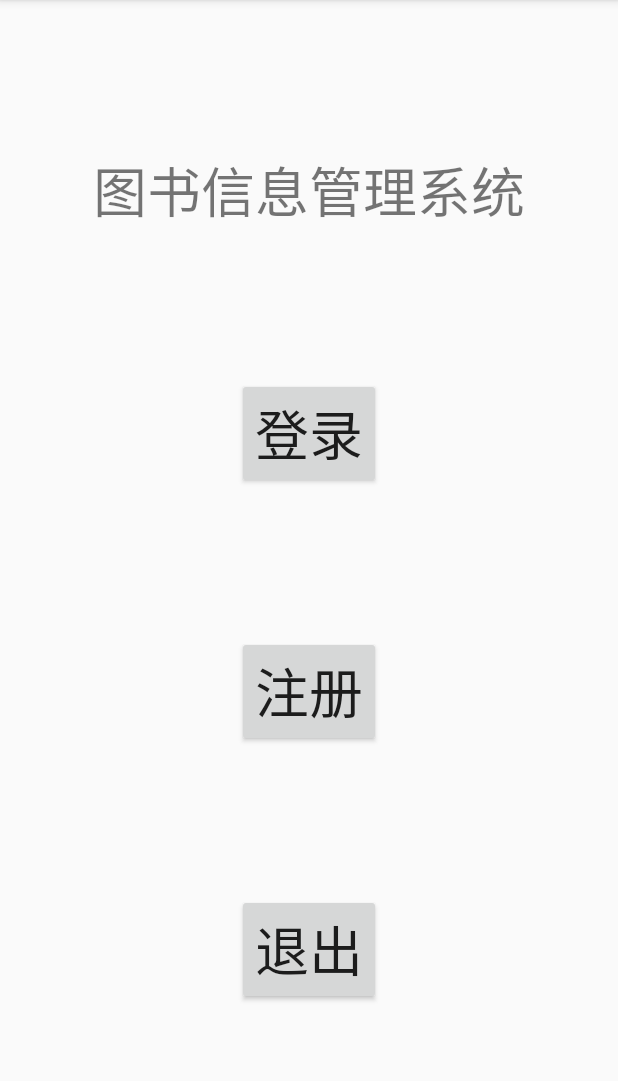
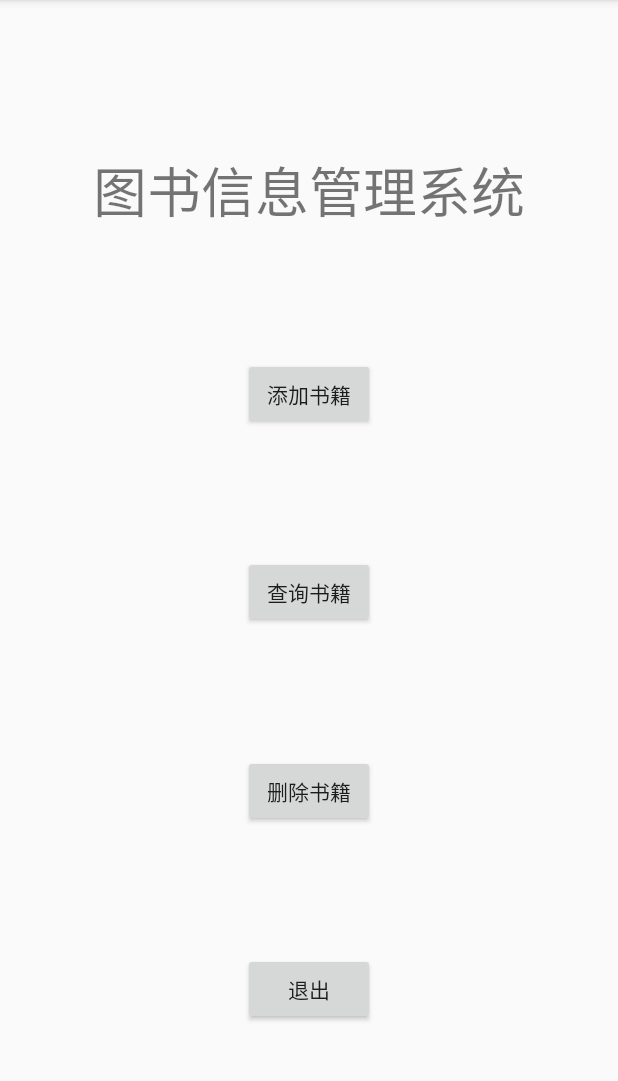
Before and after one commit to q524936601/Library, an Android app: the screen it shows after launch (MainActivity), on a phone screen of 412 x 824 dp, the part 84-1165 px from its top. Run offline under Robolectric (Android 15) with nearby library versions, the phone set to English and light mode, and no system bars.

Commit message:
新上传界面

```diff
--- a/app/src/main/java/com/example/stu/library/ChaXunActivity.java
+++ b/app/src/main/java/com/example/stu/library/ChaxunActivity.java
@@ -3,7 +3,7 @@ package com.example.stu.library;
 import android.support.v7.app.AppCompatActivity;
 import android.os.Bundle;
 
-public class ChaXunActivity extends AppCompatActivity {
+public class ChaxunActivity extends AppCompatActivity {
 
     @Override
     protected void onCreate(Bundle savedInstanceState) {
--- a/app/src/main/java/com/example/stu/library/MainActivity.java
+++ b/app/src/main/java/com/example/stu/library/MainActivity.java
@@ -8,29 +8,15 @@ import android.view.View;
 import android.widget.Button;
 
 public class MainActivity extends AppCompatActivity {
-    Button btndenglu,btnzhuce,btnexit;
+    Button btnexit;
 
     @Override
     protected void onCreate(Bundle savedInstanceState) {
         super.onCreate(savedInstanceState);
         setContentView(R.layout.activity_main);
 
-        btndenglu=findViewById(R.id.btn_main_denglu);
-        btndenglu.setOnClickListener(new View.OnClickListener() {
-            @Override
-            public void onClick(View v) {
-                Intent intent=new Intent(MainActivity.this,dengluActivity.class);
-                startActivity(intent);
-            }
-        });
-        btnzhuce=findViewById(R.id.btn_main_zhuce);
-        btnzhuce.setOnClickListener(new View.OnClickListener() {
-            @Override
-            public void onClick(View v) {
-                Intent intent=new Intent(MainActivity.this,ZhuceActivity.class);
-                startActivity(intent);
-            }
-        });
+
+
        btnexit=findViewById(R.id.btn_main_exit);
         btnexit.setOnClickListener(new View.OnClickListener() {
             @Override
--- a/app/src/main/res/layout/activity_main.xml
+++ b/app/src/main/res/layout/activity_main.xml
@@ -18,35 +18,43 @@
         app:layout_constraintTop_toTopOf="parent" />
 
     <Button
-        android:id="@+id/btn_main_denglu"
-        android:layout_width="wrap_content"
+        android:id="@+id/btn_main_tianjia"
+        android:layout_width="88dp"
         android:layout_height="wrap_content"
-        android:text="登录"
-        android:textSize="36sp"
-        app:layout_constraintBottom_toTopOf="@+id/btn_main_zhuce"
+        android:text="添加书籍"
+        app:layout_constraintBottom_toTopOf="@+id/btn_main_chaxun"
         app:layout_constraintEnd_toEndOf="@+id/tv_main_title"
         app:layout_constraintStart_toStartOf="@+id/tv_main_title"
         app:layout_constraintTop_toBottomOf="@+id/tv_main_title" />
 
     <Button
-        android:id="@+id/btn_main_zhuce"
+        android:id="@+id/btn_main_chaxun"
         android:layout_width="wrap_content"
         android:layout_height="wrap_content"
-        android:text="注册"
-        android:textSize="36sp"
+        android:text="查询书籍"
+        app:layout_constraintBottom_toTopOf="@+id/btn_main_shanchu"
+        app:layout_constraintEnd_toEndOf="@+id/btn_main_tianjia"
+        app:layout_constraintStart_toStartOf="@+id/btn_main_tianjia"
+        app:layout_constraintTop_toBottomOf="@+id/btn_main_tianjia" />
+
+    <Button
+        android:id="@+id/btn_main_shanchu"
+        android:layout_width="wrap_content"
+        android:layout_height="wrap_content"
+        android:text="删除书籍"
         app:layout_constraintBottom_toTopOf="@+id/btn_main_exit"
-        app:layout_constraintEnd_toEndOf="@+id/btn_main_denglu"
-        app:layout_constraintStart_toStartOf="@+id/btn_main_denglu"
-        app:layout_constraintTop_toBottomOf="@+id/btn_main_denglu" />
+        app:layout_constraintEnd_toEndOf="@+id/btn_main_chaxun"
+        app:layout_constraintStart_toStartOf="@+id/btn_main_chaxun"
+        app:layout_constraintTop_toBottomOf="@+id/btn_main_chaxun" />
 
     <Button
         android:id="@+id/btn_main_exit"
         android:layout_width="wrap_content"
         android:layout_height="wrap_content"
         android:text="退出"
-        android:textSize="36sp"
         app:layout_constraintBottom_toBottomOf="parent"
-        app:layout_constraintEnd_toEndOf="@+id/btn_main_zhuce"
-        app:layout_constraintStart_toStartOf="@+id/btn_main_zhuce"
-        app:layout_constraintTop_toBottomOf="@+id/btn_main_zhuce" />
+        app:layout_constraintEnd_toEndOf="@+id/btn_main_shanchu"
+        app:layout_constraintStart_toStartOf="@+id/btn_main_shanchu"
+        app:layout_constraintTop_toBottomOf="@+id/btn_main_shanchu" />
+
 </android.support.constraint.ConstraintLayout>
```
Also changed, not shown: app/src/main/res/layout/activity_chaxun.xml (renamed from app/src/main/res/layout/activity_cha_xun.xml, +19 -7 lines).
